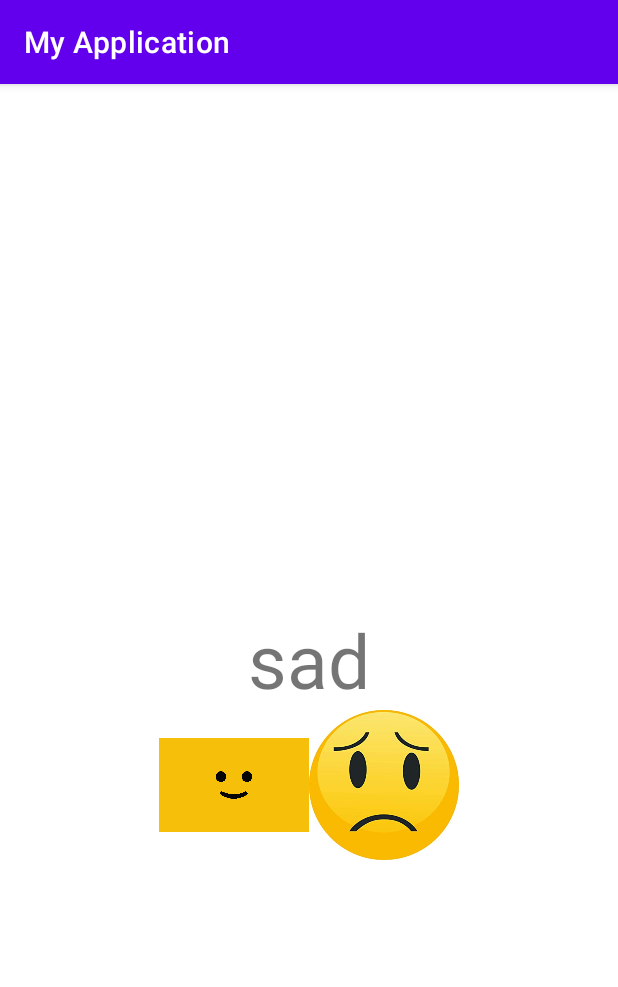
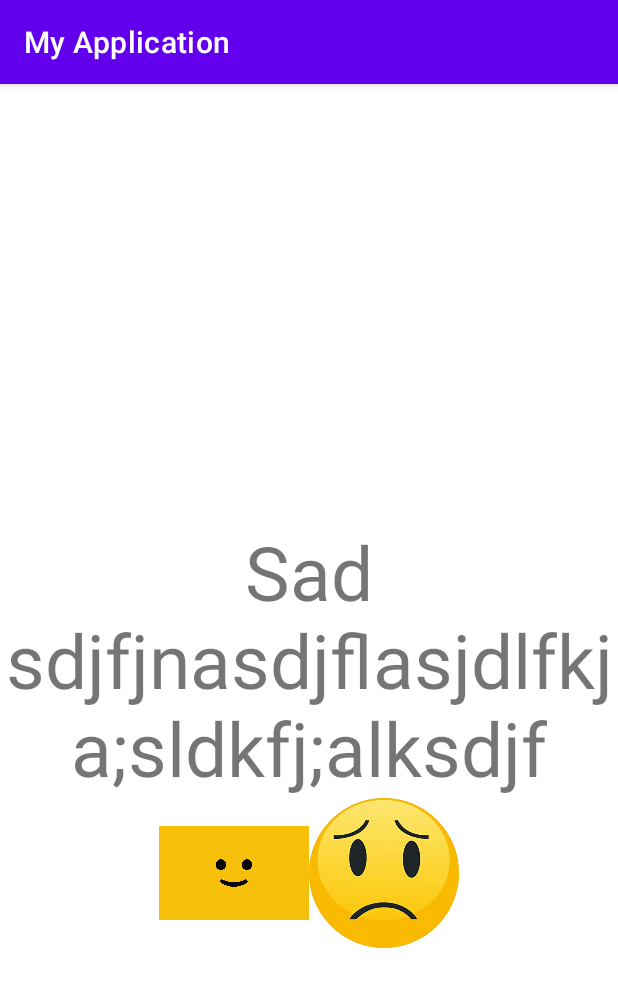
Before and after one commit to eun1310434/android_study, an Android app: the screen it shows after launch (MainActivity), after a tap on an icon or button, on a phone screen of 412 x 824 dp. Shown: the top 987 px of the screen. Run offline under Robolectric (Android 15) with nearby library versions, the phone set to English and light mode, and no system bars; 1 other tap on this screen came first.

Commit message:
Fixed the name of title

```diff
--- a/app/src/main/java/com/companyname/myapplication/MainActivity.kt
+++ b/app/src/main/java/com/companyname/myapplication/MainActivity.kt
@@ -23,8 +23,7 @@ class MainActivity : AppCompatActivity() {
 
         val sad = findViewById<ImageView>(R.id.sad)
         sad.setOnClickListener {
-            test.setText("sad")
+            test.setText("Sad  sdjfjnasdjflasjdlfkja;sldkfj;alksdjf")
         }
     }
-
 }
```
